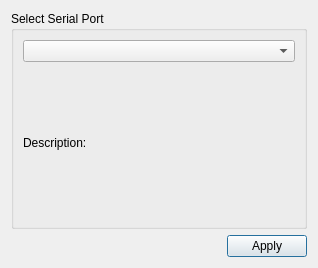
Before: the Qt Designer form client/settingsdialog.ui in bothlab/labrstim, drawn with Qt 5.
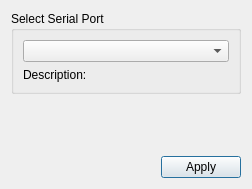
After: the same form once the commit is applied.

```diff
--- a/client/settingsdialog.ui
+++ b/client/settingsdialog.ui
@@ -6,8 +6,8 @@
    <rect>
     <x>0</x>
     <y>0</y>
-    <width>318</width>
-    <height>268</height>
+    <width>252</width>
+    <height>189</height>
    </rect>
   </property>
   <property name="windowTitle">
@@ -33,6 +33,19 @@
      </layout>
     </widget>
    </item>
+   <item>
+    <spacer name="verticalSpacer">
+     <property name="orientation">
+      <enum>Qt::Vertical</enum>
+     </property>
+     <property name="sizeHint" stdset="0">
+      <size>
+       <width>20</width>
+       <height>40</height>
+      </size>
+     </property>
+    </spacer>
+   </item>
    <item>
     <layout class="QHBoxLayout" name="horizontalLayout">
      <item>
```
